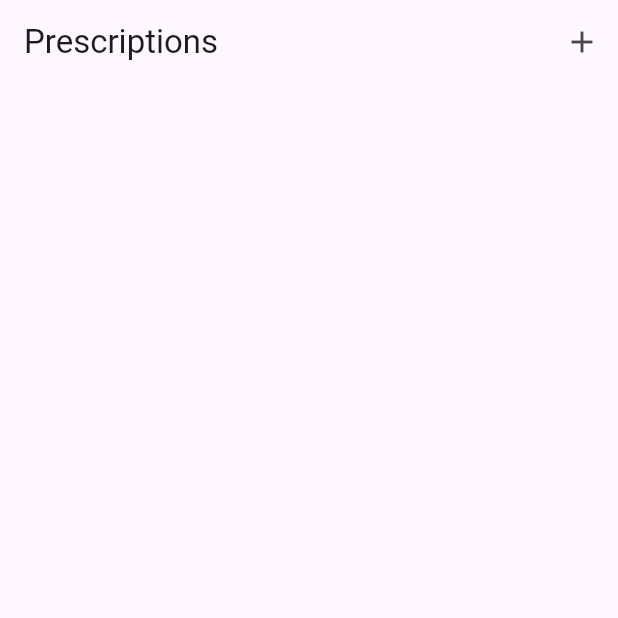
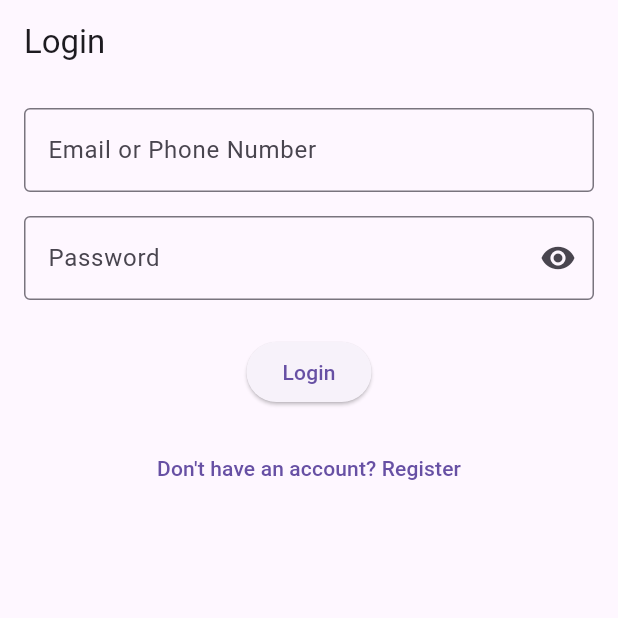
Before and after one commit to rvujji/prescriptionscanner, a Flutter app: the screen it shows after launch, on a phone screen of 412 x 824 dp, the top half of it. Run offline on Flutter 3.47's test engine with Material 3 defaults, Android fonts, the phone set to English and light mode, and no system bars; our stand-ins replace cached_network_image, camera, flutter_local_notifications, flutter_tts, hive, hive_flutter and 3 more; missing offline and left inert: google_mlkit_text_recognition; accounts and stored records are empty.

Commit message:
auth added

```diff
--- a/scanner/lib/models/prescription.dart
+++ b/scanner/lib/models/prescription.dart
@@ -4,7 +4,7 @@ import 'medication.dart'; // Import your Medication model
 
 part 'prescription.g.dart'; // For Hive TypeAdapter
 
-@HiveType(typeId: 0) // Unique ID for Hive (must be different from Medication)
+@HiveType(typeId: 7) // Unique ID for Hive (must be different from Medication)
 @JsonSerializable() // Annotation for JSON serialization
 class Prescription extends HiveObject {
   @HiveField(0)
--- /dev/null
+++ b/scanner/lib/models/user.dart
@@ -0,0 +1,29 @@
+import 'package:hive/hive.dart';
+
+part 'user.g.dart';
+
+@HiveType(typeId: 8)
+class User extends HiveObject {
+  @HiveField(0)
+  String name;
+
+  @HiveField(1)
+  String email;
+
+  @HiveField(2)
+  String phone;
+
+  @HiveField(3)
+  String password;
+
+  @HiveField(4)
+  DateTime dob;
+
+  User({
+    required this.name,
+    required this.email,
+    required this.phone,
+    required this.password,
+    required this.dob,
+  });
+}
--- a/scanner/lib/services/hive_service.dart
+++ b/scanner/lib/services/hive_service.dart
@@ -2,12 +2,14 @@ import 'package:hive_flutter/hive_flutter.dart';
 import 'package:logging/logging.dart';
 import '../models/prescription.dart';
 import '../models/medication.dart';
+import '../models/user.dart';
 import 'medication_scheduler.dart';
 
 final Logger _logger = Logger('HiveService');
 
 class HiveService {
   static const String _prescriptionBoxName = 'prescriptions';
+  static const String _userBoxName = 'users';
 
   static Future<void> init() async {
     try {
@@ -21,8 +23,10 @@ class HiveService {
       Hive.registerAdapter(DosageUnitAdapter());
       Hive.registerAdapter(TimeUnitAdapter());
       Hive.registerAdapter(DurationPeriodAdapter());
+      Hive.registerAdapter(UserAdapter());
 
       await Hive.openBox<Prescription>(_prescriptionBoxName);
+      await Hive.openBox<User>(_userBoxName);
       _logger.info('Hive initialized and box opened successfully.');
     } catch (e, stackTrace) {
       _logger.severe('Failed to initialize Hive: $e', e, stackTrace);
@@ -55,6 +59,8 @@ class HiveService {
                 dosage: m.dosage,
                 times: m.times,
                 duration: m.duration,
+                frontImagePath: m.frontImagePath,
+                backImagePath: m.backImagePath,
               );
             }).toList(),
         notes: prescription.notes,
@@ -108,4 +114,40 @@ class HiveService {
       rethrow;
     }
   }
+
+  static Box<User> getUserBox() {
+    return Hive.box<User>(_userBoxName);
+  }
+
+  static Future<void> saveUser(User user) async {
+    try {
+      _logger.info('Saving user with Email ID: ${user.name}');
+      final usersBox = getUserBox();
+      // Check if email or phone already exists
+      final alreadyExists = usersBox.values.any(
+        (u) => u.email == user.email || u.phone == user.phone,
+      );
+      if (alreadyExists) {
+        throw ("User with same email or phone already exists.");
+      }
+
+      // Create a deep copy
+      final userCopy = User(
+        name: user.name,
+        email: user.email,
+        phone: user.phone,
+        password: user.password,
+        dob: user.dob,
+      );
+      await usersBox.put(userCopy.email, userCopy);
+      _logger.info('User [${user.name}] saved successfully.');
+    } catch (e, stackTrace) {
+      _logger.severe(
+        'Error saving prescription [${user.name}]: $e',
+        e,
+        stackTrace,
+      );
+      rethrow;
+    }
+  }
 }
--- /dev/null
+++ b/scanner/lib/widgets/auth/login_screen.dart
@@ -0,0 +1,154 @@
+import 'package:flutter/material.dart';
+import 'package:hive/hive.dart';
+import '../../models/user.dart';
+import 'package:camera/camera.dart';
+import '../prescription_list.dart';
+import '../../services/hive_service.dart';
+import '../../services/medication_scheduler.dart';
+import '../../services/notification_service.dart';
+import 'package:flutter_tts/flutter_tts.dart';
+
+class LoginScreen extends StatefulWidget {
+  final VoidCallback onRegisterTap;
+
+  const LoginScreen({Key? key, required this.onRegisterTap}) : super(key: key);
+
+  @override
+  State<LoginScreen> createState() => _LoginScreenState();
+}
+
+class _LoginScreenState extends State<LoginScreen> {
+  final _formKey = GlobalKey<FormState>();
+  final _emailOrPhoneController = TextEditingController();
+  final _passwordController = TextEditingController();
+  bool _obscurePassword = true;
+
+  void _submitLogin(String emailOrPhone, String password) async {
+    final usersBox = Hive.box<User>('users');
+
+    User? user = usersBox.values.firstWhere(
+      (u) =>
+          (u.email == emailOrPhone || u.phone == emailOrPhone) &&
+          u.password == password,
+      orElse: () => null as User, // This works only if UserModel? user
+    );
+
+    if (user == null) {
+      _showError("Invalid credentials");
+      return;
+    }
+
+    // Login success
+    final cameras = await availableCameras();
+    final FlutterTts flutterTts = FlutterTts();
+    await flutterTts.setLanguage("en-US");
+    await flutterTts.setSpeechRate(0.5);
+    final medicationScheduler = MedicationScheduler(
+      HiveService.getPrescriptionBox(),
+    );
+    final notificationService = NotificationService();
+    await notificationService.initialize(onTap: (payload) {});
+    await medicationScheduler.initialize();
+    await medicationScheduler.scheduleAllMedications();
+    Navigator.pushReplacement(
+      context,
+      MaterialPageRoute(
+        builder:
+            (_) => PrescriptionListScreen(
+              initialPrescriptions: HiveService.getAllPrescriptions(),
+              cameras: cameras,
+            ),
+      ),
+    );
+  }
+
+  void _showError(String message) {
+    ScaffoldMessenger.of(
+      context,
+    ).showSnackBar(SnackBar(content: Text(message)));
+  }
+
+  @override
+  void dispose() {
+    _emailOrPhoneController.dispose();
+    _passwordController.dispose();
+    super.dispose();
+  }
+
+  @override
+  Widget build(BuildContext context) {
+    return Scaffold(
+      appBar: AppBar(title: const Text("Login")),
+      body: Padding(
+        padding: const EdgeInsets.all(16),
+        child: Form(
+          key: _formKey,
+          child: Column(
+            children: [
+              TextFormField(
+                controller: _emailOrPhoneController,
+                decoration: const InputDecoration(
+                  labelText: 'Email or Phone Number',
+                  border: OutlineInputBorder(),
+                ),
+                validator: (value) {
+                  if (value == null || value.trim().isEmpty) {
+                    return 'Please enter your email or phone number';
+                  }
+                  return null;
+                },
+              ),
+              const SizedBox(height: 16),
+              TextFormField(
+                controller: _passwordController,
+                obscureText: _obscurePassword,
+                decoration: InputDecoration(
+                  labelText: 'Password',
+                  border: const OutlineInputBorder(),
+                  suffixIcon: IconButton(
+                    icon: Icon(
+                      _obscurePassword
+                          ? Icons.visibility
+                          : Icons.visibility_off,
+                    ),
+                    onPressed: () {
+                      setState(() {
+                        _obscurePassword = !_obscurePassword;
+                      });
+                    },
+                  ),
+                ),
+                validator: (value) {
+                  if (value == null || value.trim().isEmpty) {
+                    return 'Please enter your password';
+                  }
+                  if (value.trim().length < 6) {
+                    return 'Password must be at least 6 characters';
+                  }
+                  return null;
+                },
+              ),
+              const SizedBox(height: 24),
+              ElevatedButton(
+                onPressed: () {
+                  if (_formKey.currentState?.validate() ?? false) {
+                    _submitLogin(
+                      _emailOrPhoneController.text.trim(),
+                      _passwordController.text.trim(),
+                    );
+                  }
+                },
+                child: const Text("Login"),
+              ),
+              const SizedBox(height: 16),
+              TextButton(
+                onPressed: widget.onRegisterTap,
+                child: const Text("Don't have an account? Register"),
+              ),
+            ],
+          ),
+        ),
+      ),
+    );
+  }
+}
--- a/scanner/pubspec.yaml
+++ b/scanner/pubspec.yaml
@@ -27,6 +27,7 @@ dependencies:
   uuid: ^4.5.1
   permission_handler: ^12.0.1
   flutter_tts: ^3.8.5
+  intl: ^0.20.1
 
 dev_dependencies:
   flutter_test:
```
Also changed, not shown: scanner/lib/main.dart (+34 -112 lines), scanner/lib/widgets/auth/register_screen.dart (added, +160 -0 lines), scanner/lib/models/medication.g.dart, scanner/lib/models/prescription.g.dart, scanner/lib/models/user.g.dart (added), scanner/pubspec.lock.
